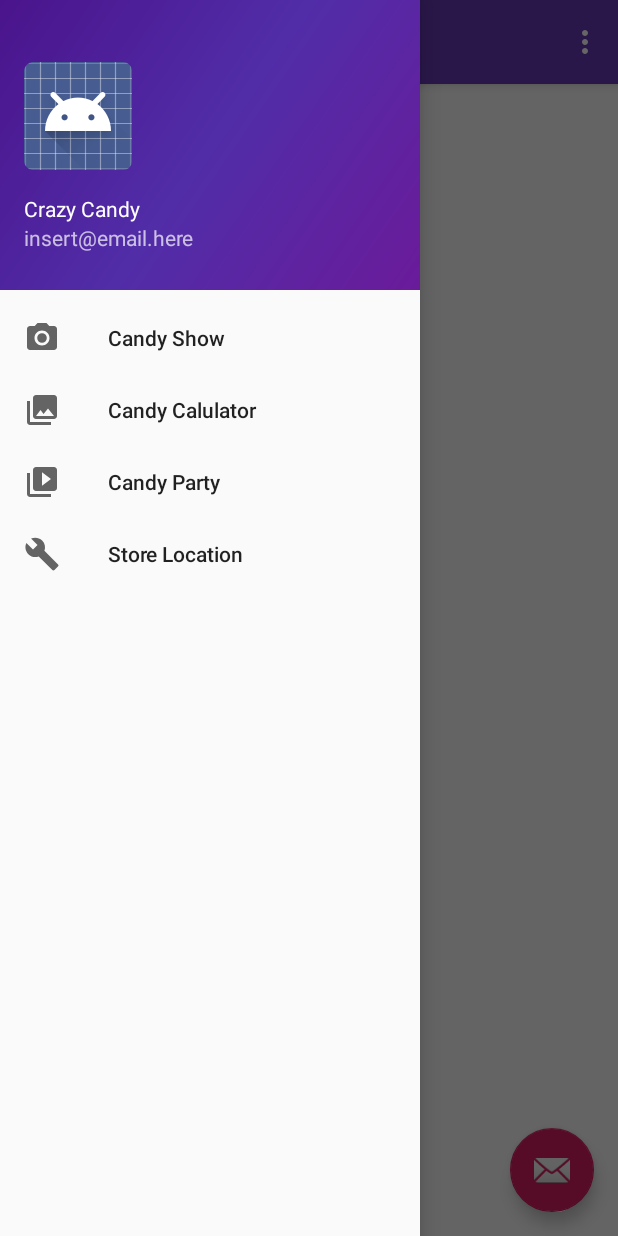
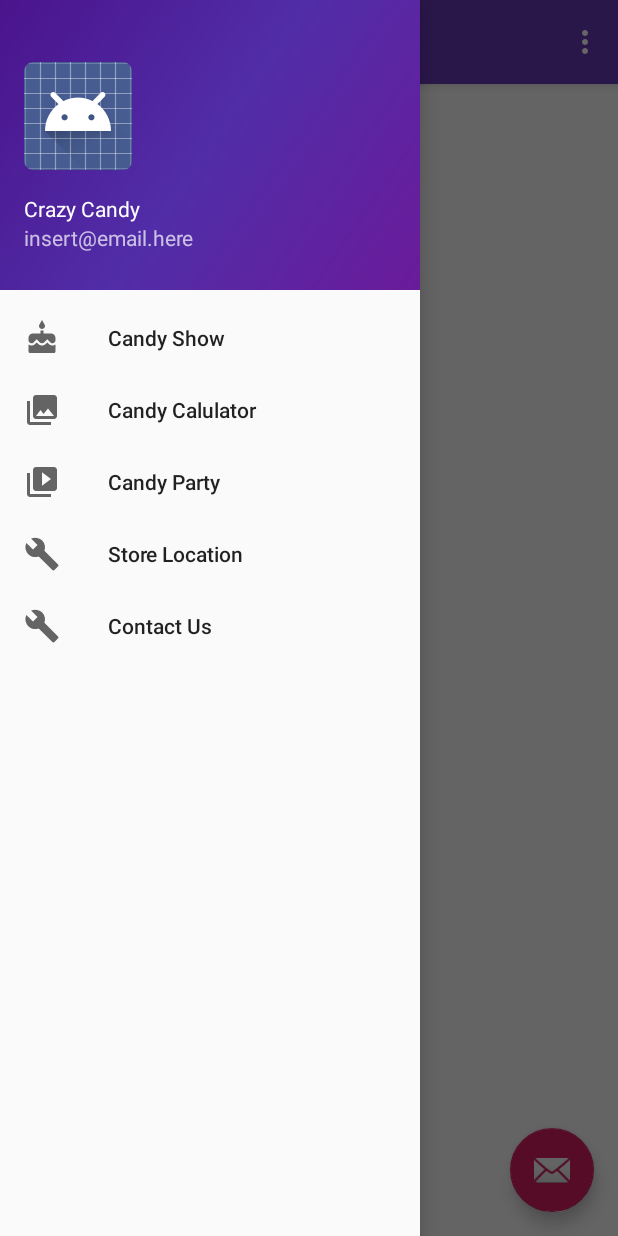
Before and after one commit to pawslaw/MAD305-Android-Project, an Android app: the screen it shows after launch (MainActivity), with the side drawer open, on a phone screen of 412 x 824 dp. Run offline under Robolectric (Android 15) with nearby library versions, the phone set to English and light mode, and no system bars.

Commit message:
Added an additional menu item titles Contact Us

```diff
--- /dev/null
+++ b/app/src/main/res/drawable/ic_cake_black_24dp.xml
@@ -0,0 +1,9 @@
+<vector xmlns:android="http://schemas.android.com/apk/res/android"
+        android:width="24dp"
+        android:height="24dp"
+        android:viewportWidth="24.0"
+        android:viewportHeight="24.0">
+    <path
+        android:fillColor="#FF000000"
+        android:pathData="M12,6c1.11,0 2,-0.9 2,-2 0,-0.38 -0.1,-0.73 -0.29,-1.03L12,0l-1.71,2.97c-0.19,0.3 -0.29,0.65 -0.29,1.03 0,1.1 0.9,2 2,2zM16.6,15.99l-1.07,-1.07 -1.08,1.07c-1.3,1.3 -3.58,1.31 -4.89,0l-1.07,-1.07 -1.09,1.07C6.75,16.64 5.88,17 4.96,17c-0.73,0 -1.4,-0.23 -1.96,-0.61L3,21c0,0.55 0.45,1 1,1h16c0.55,0 1,-0.45 1,-1v-4.61c-0.56,0.38 -1.23,0.61 -1.96,0.61 -0.92,0 -1.79,-0.36 -2.44,-1.01zM18,9h-5L13,7h-2v2L6,9c-1.66,0 -3,1.34 -3,3v1.54c0,1.08 0.88,1.96 1.96,1.96 0.52,0 1.02,-0.2 1.38,-0.57l2.14,-2.13 2.13,2.13c0.74,0.74 2.03,0.74 2.77,0l2.14,-2.13 2.13,2.13c0.37,0.37 0.86,0.57 1.38,0.57 1.08,0 1.96,-0.88 1.96,-1.96L20.99,12C21,10.34 19.66,9 18,9z"/>
+</vector>
--- a/app/src/main/res/menu/activity_main_drawer.xml
+++ b/app/src/main/res/menu/activity_main_drawer.xml
@@ -4,7 +4,7 @@
     <group android:checkableBehavior="single">
         <item
             android:id="@+id/nav_candyShow"
-            android:icon="@drawable/ic_menu_camera"
+            android:icon="@drawable/ic_cake_black_24dp"
             android:title="Candy Show" />
         <item
             android:id="@+id/nav_calculator"
@@ -18,6 +18,10 @@
             android:id="@+id/nav_location"
             android:icon="@drawable/ic_menu_manage"
             android:title="Store Location" />
+        <item
+            android:id="@+id/nav_contact"
+            android:icon="@drawable/ic_menu_manage"
+            android:title="Contact Us" />
     </group>
 
 
```
